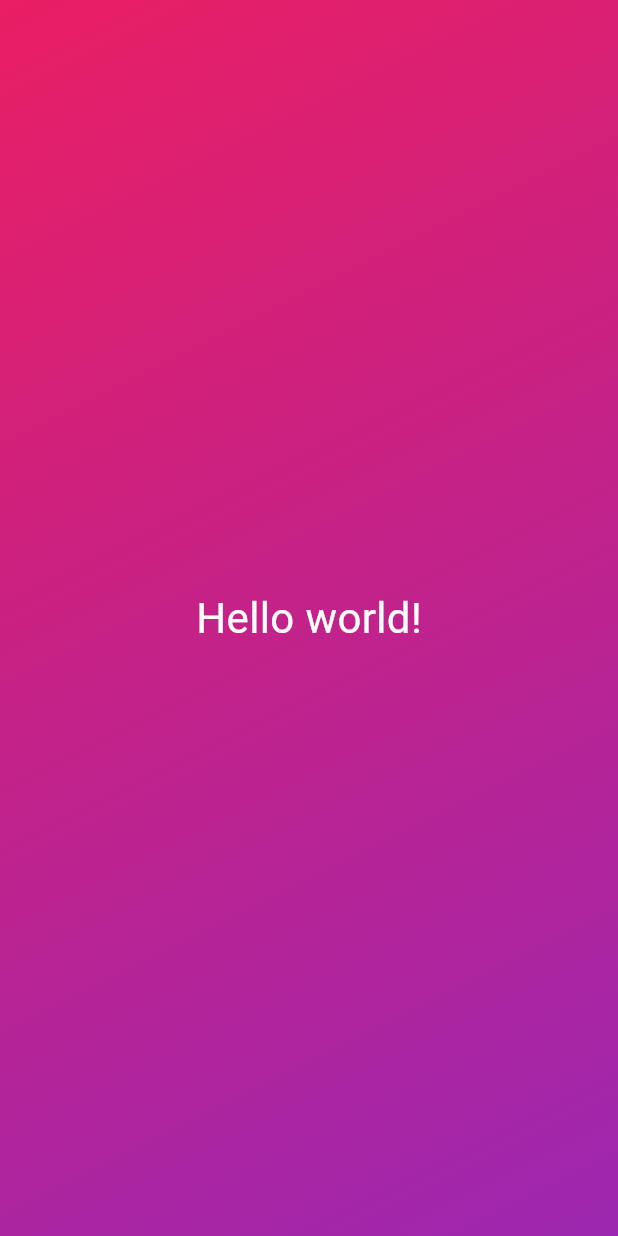
After one commit to enrique95ae/Flutter-Learning, a Flutter app: the screen it shows after launch, on a phone screen of 412 x 824 dp. The commit adds this screen. Run offline on Flutter 3.47's test engine with Material 3 defaults, Android fonts, the phone set to English and light mode, and no system bars.

Commit message:
Classes, files and vars

```diff
--- /dev/null
+++ b/first_app/lib/gradient_container.dart
@@ -0,0 +1,25 @@
+import 'package:first_app/styled_text.dart';
+import 'package:flutter/material.dart';
+
+var startAlignment = Alignment.topLeft;
+var endAlignment = Alignment.bottomRight;
+
+class GradientContainer extends StatelessWidget {
+  const GradientContainer({super.key});
+
+  @override
+  Widget build(context) {
+    return Container(
+      decoration: BoxDecoration(
+        gradient: LinearGradient(
+          colors: const [Colors.pink, Colors.purple],
+          begin: startAlignment,
+          end: endAlignment,
+        ),
+      ),
+      child: const Center(
+        child: StyledText(),
+      ),
+    );
+  }
+}
--- /dev/null
+++ b/first_app/lib/styled_text.dart
@@ -0,0 +1,16 @@
+import 'package:flutter/material.dart';
+
+class StyledText extends StatelessWidget {
+  const StyledText({super.key});
+
+  @override
+  Widget build(context) {
+    return const Text(
+      'Hello world!',
+      style: TextStyle(
+        color: Colors.white,
+        fontSize: 28,
+      ),
+    );
+  }
+}
```
Also changed, not shown: first_app/lib/main.dart (+3 -19 lines), 1 other file.
